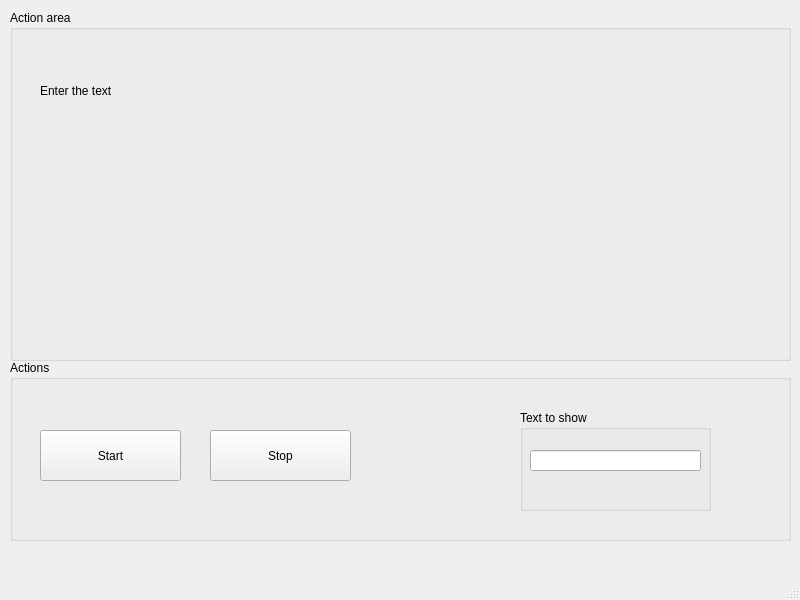
This is lab6/mainwindow.ui in funleva/OSIS as Qt 5 draws it before an edit. The edited form follows.
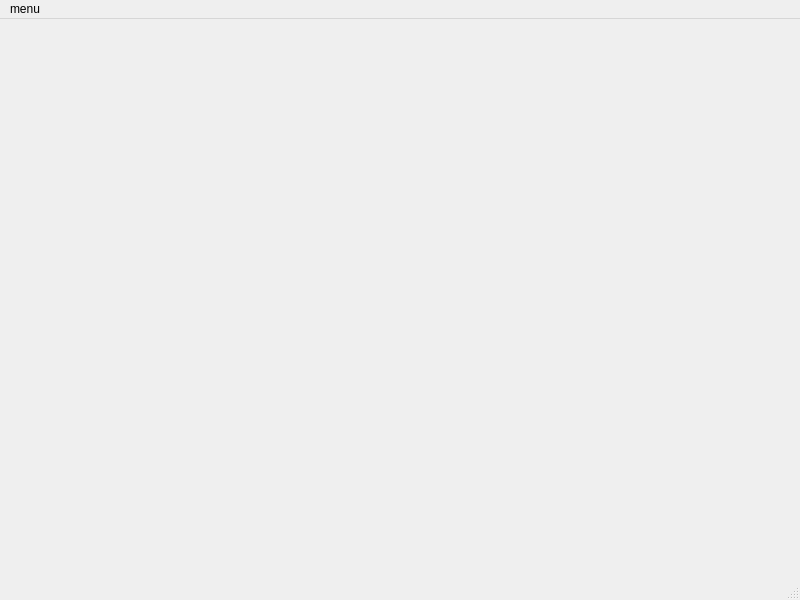
This is the edited form.

Diff of the .ui file:
```diff
--- a/lab6/mainwindow.ui
+++ b/lab6/mainwindow.ui
@@ -13,96 +13,7 @@
   <property name="windowTitle">
    <string>MainWindow</string>
   </property>
-  <widget class="QWidget" name="centralwidget">
-   <widget class="QGroupBox" name="actionBox">
-    <property name="geometry">
-     <rect>
-      <x>10</x>
-      <y>360</y>
-      <width>781</width>
-      <height>181</height>
-     </rect>
-    </property>
-    <property name="title">
-     <string>Actions</string>
-    </property>
-    <widget class="QPushButton" name="startButton">
-     <property name="geometry">
-      <rect>
-       <x>30</x>
-       <y>70</y>
-       <width>141</width>
-       <height>51</height>
-      </rect>
-     </property>
-     <property name="text">
-      <string>Start</string>
-     </property>
-    </widget>
-    <widget class="QPushButton" name="stopButton">
-     <property name="geometry">
-      <rect>
-       <x>200</x>
-       <y>70</y>
-       <width>141</width>
-       <height>51</height>
-      </rect>
-     </property>
-     <property name="text">
-      <string>Stop</string>
-     </property>
-    </widget>
-    <widget class="QGroupBox" name="textBox">
-     <property name="geometry">
-      <rect>
-       <x>510</x>
-       <y>50</y>
-       <width>191</width>
-       <height>101</height>
-      </rect>
-     </property>
-     <property name="title">
-      <string>Text to show</string>
-     </property>
-     <widget class="QLineEdit" name="inputText">
-      <property name="geometry">
-       <rect>
-        <x>10</x>
-        <y>40</y>
-        <width>171</width>
-        <height>21</height>
-       </rect>
-      </property>
-     </widget>
-    </widget>
-   </widget>
-   <widget class="QGroupBox" name="moveBox">
-    <property name="geometry">
-     <rect>
-      <x>10</x>
-      <y>10</y>
-      <width>781</width>
-      <height>351</height>
-     </rect>
-    </property>
-    <property name="title">
-     <string>Action area</string>
-    </property>
-    <widget class="QLabel" name="actionText">
-     <property name="geometry">
-      <rect>
-       <x>30</x>
-       <y>60</y>
-       <width>161</width>
-       <height>41</height>
-      </rect>
-     </property>
-     <property name="text">
-      <string>Enter the text</string>
-     </property>
-    </widget>
-   </widget>
-  </widget>
+  <widget class="QWidget" name="centralwidget"/>
   <widget class="QMenuBar" name="menubar">
    <property name="geometry">
     <rect>
@@ -112,6 +23,14 @@
      <height>22</height>
     </rect>
    </property>
+   <widget class="QMenu" name="menumenu">
+    <property name="title">
+     <string>menu</string>
+    </property>
+    <addaction name="actionstart"/>
+    <addaction name="actionstop"/>
+   </widget>
+   <addaction name="menumenu"/>
   </widget>
   <widget class="QStatusBar" name="statusbar"/>
  </widget>
```
Left out of the diff: 10 changed lines with no effect on the pictures.
